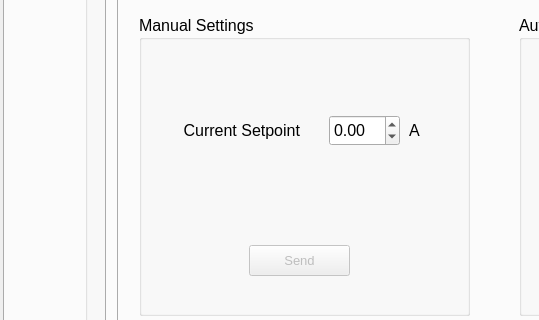
This is Rotating Coil v3/Rotating_Coil_Interface_v3.ui in lnls-ima/rotating-coil-software as Qt 5 draws it before an edit; both pictures show x 0 to 539 and y 365 to 685 of the 1235 by 789 pixel window. The edited form follows.
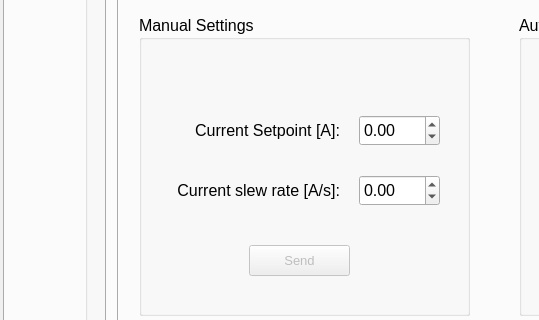
This is the edited form. The open tabs and pages were chosen to show the change. Icons and pictures are not drawn. Custom widgets are drawn as their Qt base class.

```diff
--- a/Rotating Coil v3/Rotating_Coil_Interface_v3.ui
+++ b/Rotating Coil v3/Rotating_Coil_Interface_v3.ui
@@ -4961,32 +4961,19 @@
            <widget class="QLabel" name="label_106">
             <property name="geometry">
              <rect>
-              <x>20</x>
+              <x>40</x>
               <y>100</y>
-              <width>141</width>
+              <width>161</width>
               <height>31</height>
              </rect>
             </property>
             <property name="text">
-             <string>Current Setpoint</string>
+             <string>Current Setpoint [A]:</string>
             </property>
             <property name="alignment">
              <set>Qt::AlignRight|Qt::AlignTrailing|Qt::AlignVCenter</set>
             </property>
            </widget>
-           <widget class="QLabel" name="label_190">
-            <property name="geometry">
-             <rect>
-              <x>270</x>
-              <y>100</y>
-              <width>21</width>
-              <height>31</height>
-             </rect>
-            </property>
-            <property name="text">
-             <string>A</string>
-            </property>
-           </widget>
            <widget class="QPushButton" name="pb_send_2">
             <property name="enabled">
              <bool>false</bool>
@@ -5015,9 +5002,9 @@
            <widget class="QDoubleSpinBox" name="dsb_current_setpoint_2">
             <property name="geometry">
              <rect>
-              <x>190</x>
+              <x>220</x>
               <y>100</y>
-              <width>71</width>
+              <width>81</width>
               <height>31</height>
              </rect>
             </property>
@@ -5028,6 +5015,41 @@
              <double>200.000000000000000</double>
             </property>
            </widget>
+           <widget class="QDoubleSpinBox" name="dsb_current_slewrate_2">
+            <property name="geometry">
+             <rect>
+              <x>220</x>
+              <y>160</y>
+              <width>81</width>
+              <height>31</height>
+             </rect>
+            </property>
+            <property name="minimum">
+             <double>-1100.000000000000000</double>
+            </property>
+            <property name="maximum">
+             <double>1100.000000000000000</double>
+            </property>
+            <property name="value">
+             <double>0.000000000000000</double>
+            </property>
+           </widget>
+           <widget class="QLabel" name="label_109">
+            <property name="geometry">
+             <rect>
+              <x>30</x>
+              <y>160</y>
+              <width>171</width>
+              <height>31</height>
+             </rect>
+            </property>
+            <property name="text">
+             <string>Current slew rate [A/s]:</string>
+            </property>
+            <property name="alignment">
+             <set>Qt::AlignRight|Qt::AlignTrailing|Qt::AlignVCenter</set>
+            </property>
+           </widget>
           </widget>
           <widget class="QGroupBox" name="Configuracao_Auto_2">
            <property name="geometry">
```
Left out of the diff: 118 changed lines with no effect on the pictures.
